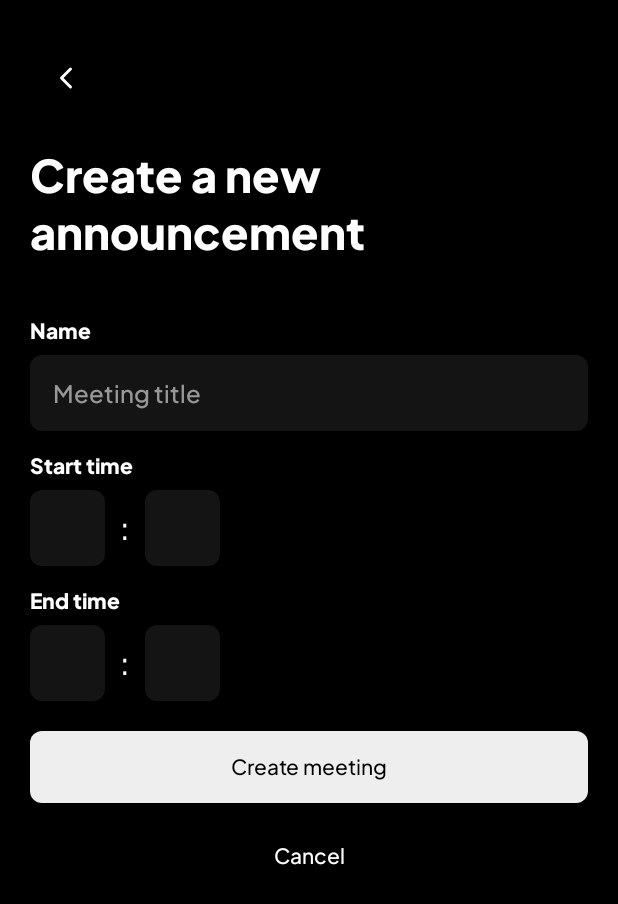
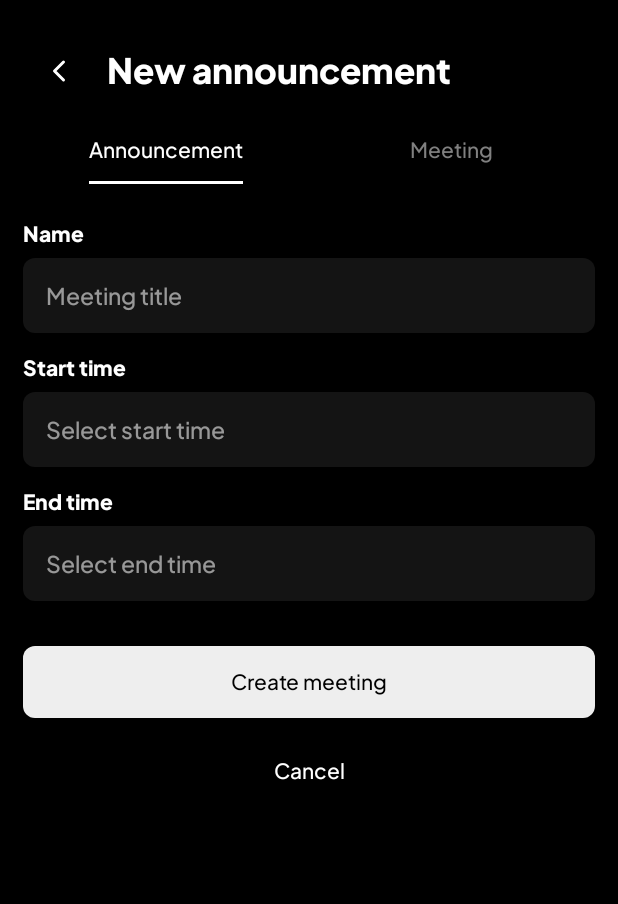
Before and after one commit to kyeboard/classroom, an Android app built with Jetpack Compose: the NewAnnouncement screen opened directly, with no data from a screen before it, on a phone screen of 412 x 824 dp. Shown: the top 904 px of the screen. Run offline under Robolectric (Android 15) with nearby library versions, the phone set to English and light mode, and no system bars.

Commit message:
Update new announcement page with a new action bar and a neat looking tablayout

```diff
--- a/app/src/main/java/me/kyeboard/oxide/MainActivity.kt
+++ b/app/src/main/java/me/kyeboard/oxide/MainActivity.kt
@@ -32,8 +32,7 @@ class MainActivity : ComponentActivity() {
                 // If exists, redirect to the home page
                 startHomeActivity()
             } catch(_: Exception) {
-                // TODO: Remove this from production
-                // startHomeActivity()
+
             }
         }
 
@@ -49,7 +48,7 @@ class MainActivity : ComponentActivity() {
                         Toast.makeText(this@MainActivity, "Successfully logged in!", Toast.LENGTH_SHORT).show()
                     }
 
-                    // Start home activity
+                    // Start home activity'''
                     startHomeActivity()
                 } catch(_: Exception) {
                     runOnUiThread {
@@ -63,7 +62,7 @@ class MainActivity : ComponentActivity() {
     // Starts the home activity and ends the current activity
     private fun startHomeActivity() {
         // Create an intent
-        val intent = Intent(this, MeetingChat::class.java)
+        val intent = Intent(this, Home::class.java)
 
         // Start the activity
         startActivity(intent)
--- a/app/src/main/res/layout/activity_main.xml
+++ b/app/src/main/res/layout/activity_main.xml
@@ -22,6 +22,8 @@
         android:layout_width="match_parent"
         android:fontFamily="@font/plusjakartasans_medium"
         android:background="@drawable/rounded"
+        android:backgroundTint="@color/white"
+        android:textColor="@color/black"
         android:layout_height="wrap_content"
         android:textAllCaps="false"
         android:text="@string/login_button_home"
--- a/app/src/main/res/layout/activity_newannouncement.xml
+++ b/app/src/main/res/layout/activity_newannouncement.xml
@@ -3,7 +3,7 @@
     xmlns:app="http://schemas.android.com/apk/res-auto"
     xmlns:tools="http://schemas.android.com/tools"
     android:layout_width="match_parent"
-    android:padding="20dp"
+    android:padding="15dp"
     android:background="@color/black"
     android:layout_height="match_parent">
 
@@ -11,8 +11,8 @@
         android:id="@+id/imageButton"
         android:layout_width="wrap_content"
         android:backgroundTint="#000000"
+        android:layout_height="wrap_content"
         android:layout_marginTop="10dp"
-        android:layout_height="wrap_content"
         app:layout_constraintStart_toStartOf="parent"
         app:layout_constraintTop_toTopOf="parent"
         android:src="@drawable/back"
@@ -20,27 +20,28 @@
         tools:ignore="UseAppTint" />
 
     <TextView
-        android:id="@+id/textView3"
+        android:id="@+id/header"
         android:layout_width="wrap_content"
         android:layout_height="wrap_content"
-        android:layout_marginTop="15dp"
         android:fontFamily="@font/plusjakartasans_extrabold"
-        android:text="Create a new announcement"
+        android:text="New announcement"
+        android:layout_marginLeft="15dp"
+        android:layout_marginTop="10dp"
         android:textColor="@color/white"
-        android:textSize="30sp"
-        app:layout_constraintStart_toStartOf="parent"
-        app:layout_constraintTop_toBottomOf="@+id/imageButton" />
+        android:textSize="23sp"
+        app:layout_constraintStart_toEndOf="@+id/textView4"
+        app:layout_constraintTop_toTopOf="parent" />
 
     <TextView
         android:id="@+id/textView4"
         android:layout_width="wrap_content"
         android:layout_height="wrap_content"
-        android:layout_marginTop="30dp"
         android:text="Name"
+        android:layout_marginTop="20dp"
         android:textColor="@color/white"
         android:fontFamily="@font/plusjakartasans_extrabold"
         app:layout_constraintStart_toStartOf="parent"
-        app:layout_constraintTop_toBottomOf="@+id/textView3" />
+        app:layout_constraintTop_toBottomOf="@+id/new_annoucement_tabs" />
 
     <EditText
         android:id="@+id/editTextText"
@@ -51,12 +52,12 @@
         android:backgroundTint="#50444444"
         android:ems="10"
         android:fontFamily="@font/plusjakartasans_medium"
-        android:hint="Meeting title"
         android:includeFontPadding="false"
         android:inputType="text"
+        android:hint="Meeting title"
         android:padding="15dp"
         android:textColorHint="#90FFFFFF"
-        android:textSize="16sp"
+        android:textSize="15sp"
         app:layout_constraintStart_toStartOf="parent"
         app:layout_constraintTop_toBottomOf="@+id/textView4" />
 
@@ -71,63 +72,24 @@
         app:layout_constraintStart_toStartOf="parent"
         app:layout_constraintTop_toBottomOf="@+id/editTextText" />
 
-    <androidx.constraintlayout.widget.ConstraintLayout
-        android:id="@+id/constraintLayout2"
+    <EditText
+        android:id="@+id/start_time"
         android:layout_width="match_parent"
-        android:layout_height="wrap_content"
-        android:layout_marginTop="5dp"
-        app:layout_constraintStart_toStartOf="parent"
-        app:layout_constraintTop_toBottomOf="@+id/textView5">
-
-        <EditText
-            android:id="@+id/start_time_hours"
-            android:layout_width="50dp"
         android:layout_height="wrap_content"
         android:background="@drawable/rounded"
         android:backgroundTint="#50444444"
         android:ems="10"
         android:fontFamily="@font/plusjakartasans_medium"
+        android:hint="Select start time"
         android:includeFontPadding="false"
-            android:inputType="number"
+        android:inputType="text"
+        android:enabled="false"
         android:padding="15dp"
-            android:textAlignment="center"
+        android:layout_marginTop="5dp"
         android:textColorHint="#90FFFFFF"
-            android:textSize="16sp"
+        android:textSize="15sp"
         app:layout_constraintStart_toStartOf="parent"
-            app:layout_constraintTop_toTopOf="parent" />
-
-        <TextView
-            android:id="@+id/textView6"
-            android:layout_width="wrap_content"
-            android:layout_height="wrap_content"
-            android:layout_marginHorizontal="10dp"
-            android:fontFamily="@font/plusjakartasans_medium"
-            android:includeFontPadding="false"
-            android:text=":"
-            android:textColor="@color/white"
-            android:textSize="20sp"
-            app:layout_constraintBottom_toBottomOf="parent"
-            app:layout_constraintStart_toEndOf="@+id/start_time_hours"
-            app:layout_constraintTop_toTopOf="parent" />
-
-        <EditText
-            android:id="@+id/start_time_minutes"
-            android:layout_width="50dp"
-            android:layout_height="wrap_content"
-            android:layout_marginLeft="10dp"
-            android:background="@drawable/rounded"
-            android:backgroundTint="#50444444"
-            android:ems="10"
-            android:fontFamily="@font/plusjakartasans_medium"
-            android:includeFontPadding="false"
-            android:inputType="number"
-            android:padding="15dp"
-            android:textAlignment="center"
-            android:textColorHint="#90FFFFFF"
-            android:textSize="16sp"
-            app:layout_constraintStart_toEndOf="@+id/textView6"
-            app:layout_constraintTop_toTopOf="parent" />
-    </androidx.constraintlayout.widget.ConstraintLayout>
+        app:layout_constraintTop_toBottomOf="@+id/textView5" />
 
     <TextView
         android:id="@+id/textView7"
@@ -138,81 +100,41 @@
         android:text="End time"
         android:textColor="@color/white"
         app:layout_constraintStart_toStartOf="parent"
-        app:layout_constraintTop_toBottomOf="@+id/constraintLayout2" />
-
-    <androidx.constraintlayout.widget.ConstraintLayout
-        android:id="@+id/constraintLayout3"
-        android:layout_width="match_parent"
-        android:layout_height="wrap_content"
-        android:layout_marginTop="5dp"
-        app:layout_constraintStart_toStartOf="parent"
-        app:layout_constraintTop_toBottomOf="@+id/textView7">
+        app:layout_constraintTop_toBottomOf="@+id/start_time" />
 
     <EditText
-            android:id="@+id/end_time_hours"
-            android:layout_width="50dp"
+        android:id="@+id/end_time"
+        android:layout_width="match_parent"
         android:layout_height="wrap_content"
         android:background="@drawable/rounded"
         android:backgroundTint="#50444444"
         android:ems="10"
         android:fontFamily="@font/plusjakartasans_medium"
+        android:hint="Select end time"
         android:includeFontPadding="false"
-            android:inputType="number"
+        android:inputType="text"
+        android:enabled="false"
         android:padding="15dp"
-            android:textAlignment="center"
+        android:layout_marginTop="5dp"
         android:textColorHint="#90FFFFFF"
-            android:textSize="16sp"
+        android:textSize="15sp"
         app:layout_constraintStart_toStartOf="parent"
-            app:layout_constraintTop_toTopOf="parent" />
-
-        <TextView
-            android:id="@+id/textView8"
-            android:layout_width="wrap_content"
-            android:layout_height="wrap_content"
-            android:layout_marginHorizontal="10dp"
-            android:fontFamily="@font/plusjakartasans_medium"
-            android:includeFontPadding="false"
-            android:text=":"
-            android:textColor="@color/white"
-            android:textSize="20sp"
-            app:layout_constraintBottom_toBottomOf="parent"
-            app:layout_constraintStart_toEndOf="@+id/end_time_hours"
-            app:layout_constraintTop_toTopOf="parent" />
-
-        <EditText
-            android:id="@+id/end_time_minutes"
-            android:layout_width="50dp"
-            android:layout_height="wrap_content"
-            android:layout_marginLeft="10dp"
-            android:background="@drawable/rounded"
-            android:backgroundTint="#50444444"
-            android:ems="10"
-            android:fontFamily="@font/plusjakartasans_medium"
-            android:includeFontPadding="false"
-            android:inputType="number"
-            android:padding="15dp"
-            android:textAlignment="center"
-            android:textColorHint="#90FFFFFF"
-            android:textSize="16sp"
-            app:layout_constraintStart_toEndOf="@+id/textView8"
-            app:layout_constraintTop_toTopOf="parent" />
-    </androidx.constraintlayout.widget.ConstraintLayout>
+        app:layout_constraintTop_toBottomOf="@+id/textView7" />
 
     <Button
         android:id="@+id/button"
         android:layout_width="match_parent"
-        android:textColor="@color/black"
-        android:layout_marginTop="20dp"
-        android:textAllCaps="false"
-        android:includeFontPadding="false"
-        android:fontFamily="@font/plusjakartasans_medium"
         android:layout_height="wrap_content"
-        android:text="Create meeting"
         android:background="@drawable/rounded"
         android:backgroundTint="@color/white"
+        android:layout_marginTop="30dp"
+        android:fontFamily="@font/plusjakartasans_medium"
+        android:includeFontPadding="false"
+        android:text="Create meeting"
+        android:textAllCaps="false"
+        android:textColor="@color/black"
         app:layout_constraintEnd_toEndOf="parent"
-        app:layout_constraintStart_toStartOf="parent"
-        app:layout_constraintTop_toBottomOf="@+id/constraintLayout3" />
+        app:layout_constraintTop_toBottomOf="@+id/end_time" />
 
     <Button
         android:id="@+id/destroy_self"
@@ -230,4 +152,27 @@
         app:layout_constraintStart_toStartOf="parent"
         app:layout_constraintTop_toBottomOf="@+id/button" />
 
+    <com.google.android.material.tabs.TabLayout
+        android:id="@+id/new_annoucement_tabs"
+        android:layout_marginTop="10dp"
+        app:tabIndicatorColor="@color/white"
+        app:tabRippleColor="#00000000"
+        android:layout_width="match_parent"
+        style="@style/customTabLayout"
+        app:tabIndicatorFullWidth="false"
+        app:layout_constraintStart_toStartOf="parent"
+        app:layout_constraintTop_toBottomOf="@+id/header"
+        android:layout_height="wrap_content">
+
+        <com.google.android.material.tabs.TabItem
+            android:layout_width="wrap_content"
+            android:layout_height="wrap_content"
+            android:text="Announcement" />
+
+        <com.google.android.material.tabs.TabItem
+            android:layout_width="wrap_content"
+            android:layout_height="wrap_content"
+            android:text="Meeting" />
+    </com.google.android.material.tabs.TabLayout>
+
 </androidx.constraintlayout.widget.ConstraintLayout>
--- a/app/src/main/res/values/themes.xml
+++ b/app/src/main/res/values/themes.xml
@@ -3,5 +3,14 @@
 
     <style name="Theme.Oxide" parent="Theme.AppCompat">
         <item name="android:statusBarColor">@color/black</item>
+        <item name="android:fontFamily">@font/plusjakartasans_medium</item>
+    </style>
+
+    <style name="customTabLayout" parent="Widget.Design.TabLayout">
+        <item name="tabTextAppearance">@style/TabTextAppearance</item>
+    </style>
+
+    <style name="TabTextAppearance" parent="@android:style/TextAppearance.Widget.TabWidget">
+        <item name="android:textAllCaps">false</item>
     </style>
 </resources>
```
Lines whose indentation alone changed are shown as unchanged.
